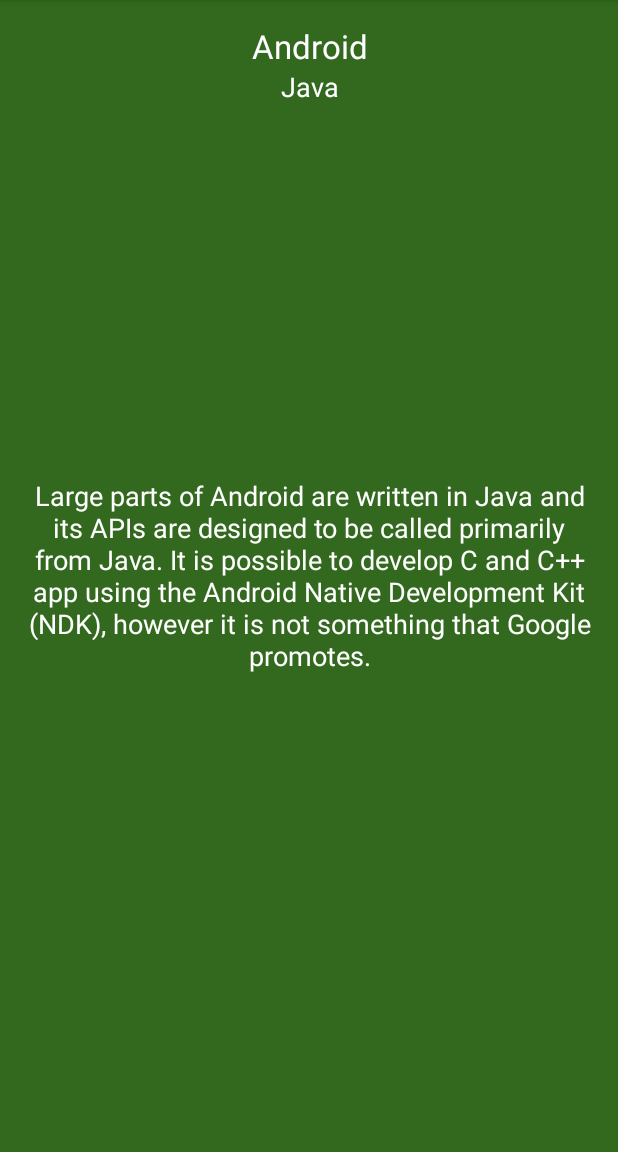
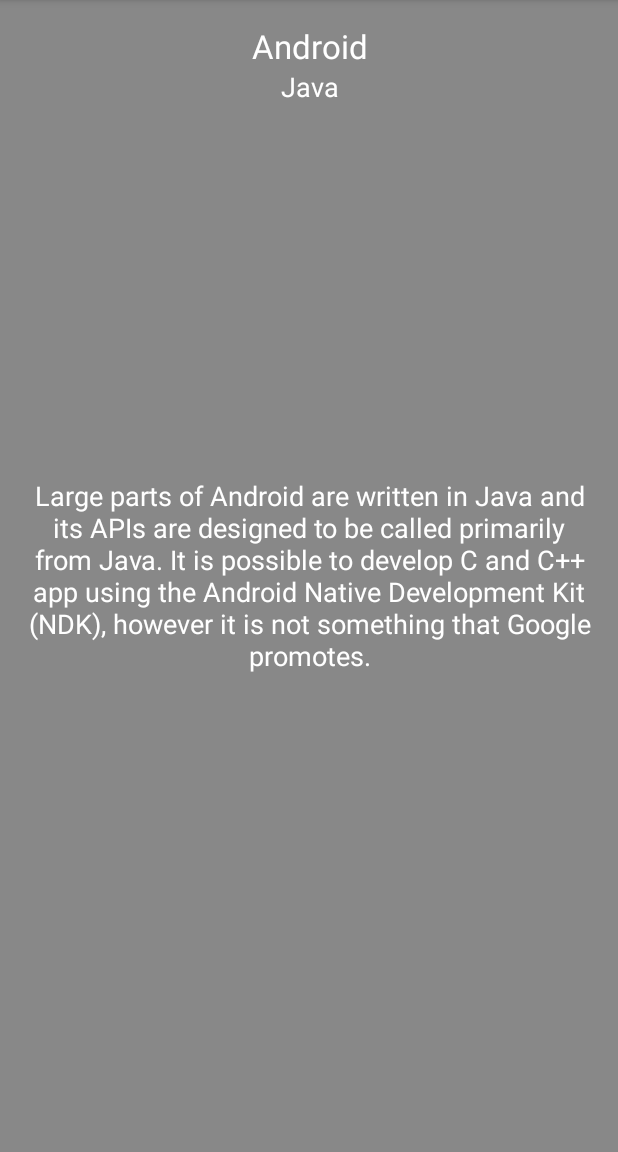
Before and after one commit to nayan5565/SharedElement-Transition, an Android app: the screen it shows after launch (DetailsActivity), after a tap on "Android", on a phone screen of 412 x 824 dp, the part 84-1236 px from its top. Run offline under Robolectric (Android 15) with nearby library versions, the phone set to English and light mode, and no system bars.

Commit message:
get data by  model

```diff
--- a/app/src/main/java/com/nayan/transitionanimation/CustomAdapter.java
+++ b/app/src/main/java/com/nayan/transitionanimation/CustomAdapter.java
@@ -14,15 +14,22 @@ import java.util.ArrayList;
 /**
  * Created by Nayan on 8/10/2017.
  */
-public class CustomAdapter  extends BaseAdapter {
-    ArrayList<String[]> arrayList;
+public class CustomAdapter extends BaseAdapter {
+    //    ArrayList<String[]> arrayList;
+    ArrayList<Model> arrayList;
     Context c;
 
-    public CustomAdapter(Context c, ArrayList<String[]> list) {
+    public CustomAdapter(Context c, ArrayList<Model> list) {
         arrayList = list;
         this.c = c;
 
     }
+
+//    public CustomAdapter(Context c, ArrayList<String[]> list) {
+//        arrayList = list;
+//        this.c = c;
+//
+//    }
 
     @Override
     public int getCount() {
@@ -54,15 +61,18 @@ public class CustomAdapter  extends BaseAdapter {
         } else {
             row = convertView;
         }
-        String[] detail = arrayList.get(position);
+//        String[] detail = arrayList.get(position);
+        Model model = arrayList.get(position);
 
-
-        RelativeLayout rl= (RelativeLayout)row.findViewById(R.id.rl);
-        rl.setBackgroundColor(Color.parseColor(detail[3]));
+        RelativeLayout rl = (RelativeLayout) row.findViewById(R.id.rl);
+//        rl.setBackgroundColor(Color.parseColor(detail[3]));
+        rl.setBackgroundColor(model.getColor());
         TextView name = (TextView) row.findViewById(R.id.primary_textview);
-        name.setText(detail[0]);
+//        name.setText(detail[0]);
+        name.setText(model.getHeader());
         TextView email = (TextView) row.findViewById(R.id.textView);
-        email.setText(detail[1]);
+//        email.setText(detail[1]);
+        email.setText(model.getSub());
 
         return row;
     }
--- a/app/src/main/java/com/nayan/transitionanimation/DetailsActivity.java
+++ b/app/src/main/java/com/nayan/transitionanimation/DetailsActivity.java
@@ -19,16 +19,22 @@ public class DetailsActivity extends AppCompatActivity {
         setContentView(R.layout.details_activity);
 
         String[] array = getIntent().getStringArrayExtra("array");
+        int pos = getIntent().getIntExtra("pos", 0);
+        Model model = MainActivity.arrayList.get(pos);
 
         RelativeLayout rl = (RelativeLayout) findViewById(R.id.layout);
-        rl.setBackgroundColor(Color.parseColor(array[3]));
+//        rl.setBackgroundColor(Color.parseColor(array[3]));
+        rl.setBackgroundColor(model.getColor());
 
         TextView textView = (TextView) findViewById(R.id.heading);
-        textView.setText(array[0]);
+//        textView.setText(array[0]);
+        textView.setText(model.getHeader());
         TextView type = (TextView) findViewById(R.id.language);
-        type.setText(array[1]);
+//        type.setText(array[1]);
+        type.setText(model.getSub());
         TextView desc = (TextView) findViewById(R.id.desc);
-        desc.setText(array[2]);
+//        desc.setText(array[2]);
+        desc.setText(model.getDesc());
 
     }
 
--- a/app/src/main/java/com/nayan/transitionanimation/MainActivity.java
+++ b/app/src/main/java/com/nayan/transitionanimation/MainActivity.java
@@ -1,6 +1,7 @@
 package com.nayan.transitionanimation;
 
 import android.content.Intent;
+import android.graphics.Color;
 import android.support.v4.app.ActivityCompat;
 import android.support.v4.app.ActivityOptionsCompat;
 import android.support.v7.app.AppCompatActivity;
@@ -12,22 +13,51 @@ import android.widget.ListView;
 import java.util.ArrayList;
 
 public class MainActivity extends AppCompatActivity {
+    public static ArrayList<Model> arrayList;
+    private Model model;
 
     @Override
     protected void onCreate(Bundle savedInstanceState) {
         super.onCreate(savedInstanceState);
         setContentView(R.layout.activity_main);
+        arrayList = new ArrayList<>();
+        model = new Model();
+        model.setColor(Color.GRAY);
+        model.setDesc(getString(R.string.android));
+        model.setHeader("Android");
+        model.setSub("Java");
+        arrayList.add(model);
 
+        model = new Model();
+        model.setColor(Color.RED);
+        model.setDesc(getString(R.string.ios));
+        model.setHeader("ios");
+        model.setSub("Swift");
+        arrayList.add(model);
 
-        final ArrayList<String[]> values = new ArrayList<String[]>();
-        values.add(new String[]{"Android", "Java", getString(R.string.android),'#' + Integer.toHexString(getResources().getColor(R.color.md_light_green_900))});
-        values.add(new String[]{"iOS", "Swift", getString(R.string.ios),'#' + Integer.toHexString(getResources().getColor(R.color.md_amber_A700))});
-        values.add(new String[]{"Xamarin", "C#",getString(R.string.xamarin),'#' + Integer.toHexString(getResources().getColor(R.color.md_pink_A700))});
-        values.add(new String[]{"PhoneGap", "HTML CSS and JScript",getString(R.string.phonegap),'#' + Integer.toHexString(getResources().getColor(R.color.md_brown_800))});
+        model = new Model();
+        model.setColor(Color.YELLOW);
+        model.setDesc(getString(R.string.phonegap));
+        model.setHeader("PhoneGap");
+        model.setSub("HTML CSS and JScript");
+        arrayList.add(model);
+
+        model = new Model();
+        model.setColor(Color.MAGENTA);
+        model.setDesc(getString(R.string.xamarin));
+        model.setHeader("Xamarin");
+        model.setSub("C#");
+        arrayList.add(model);
+
+//        final ArrayList<String[]> values = new ArrayList<String[]>();
+//        values.add(new String[]{"Android", "Java", getString(R.string.android), '#' + Integer.toHexString(getResources().getColor(R.color.md_light_green_900))});
+//        values.add(new String[]{"iOS", "Swift", getString(R.string.ios), '#' + Integer.toHexString(getResources().getColor(R.color.md_amber_A700))});
+//        values.add(new String[]{"Xamarin", "C#", getString(R.string.xamarin), '#' + Integer.toHexString(getResources().getColor(R.color.md_pink_A700))});
+//        values.add(new String[]{"PhoneGap", "HTML CSS and JScript", getString(R.string.phonegap), '#' + Integer.toHexString(getResources().getColor(R.color.md_brown_800))});
 
 
         ListView listView = (ListView) findViewById(R.id.list_view);
-        CustomAdapter adapter = new CustomAdapter(this, values);
+        CustomAdapter adapter = new CustomAdapter(this, arrayList);
         listView.setAdapter(adapter);
 
         listView.setOnItemClickListener(new AdapterView.OnItemClickListener() {
@@ -35,16 +65,18 @@ public class MainActivity extends AppCompatActivity {
             public void onItemClick(AdapterView<?> parent, View view, int position, long id) {
 
                 Intent intent = new Intent(MainActivity.this, DetailsActivity.class);
-                intent.putExtra("array",values.get(position));
+//                intent.putExtra("array", values.get(position));
+                intent.putExtra("pos",position);
                 // Get the transition name from the string
-                String transitionName = getString(R.string.transition);
+//                String transitionName = getString(R.string.transition);
 
                 ActivityOptionsCompat options =
 
                         ActivityOptionsCompat.makeSceneTransitionAnimation(MainActivity.this,
                                 view,   // Starting view
-                                transitionName    // The String
+                                "transit"    // The String
                         );
+//                startActivity(intent);
 
                 ActivityCompat.startActivity(MainActivity.this, intent, options.toBundle());
             }
--- /dev/null
+++ b/app/src/main/java/com/nayan/transitionanimation/Model.java
@@ -0,0 +1,41 @@
+package com.nayan.transitionanimation;
+
+/**
+ * Created by Nayan on 8/10/2017.
+ */
+public class Model {
+    private String header,sub,desc;
+    private int color;
+
+    public String getSub() {
+        return sub;
+    }
+
+    public void setSub(String sub) {
+        this.sub = sub;
+    }
+
+    public String getDesc() {
+        return desc;
+    }
+
+    public void setDesc(String desc) {
+        this.desc = desc;
+    }
+
+    public int getColor() {
+        return color;
+    }
+
+    public void setColor(int color) {
+        this.color = color;
+    }
+
+    public String getHeader() {
+        return header;
+    }
+
+    public void setHeader(String header) {
+        this.header = header;
+    }
+}
```
